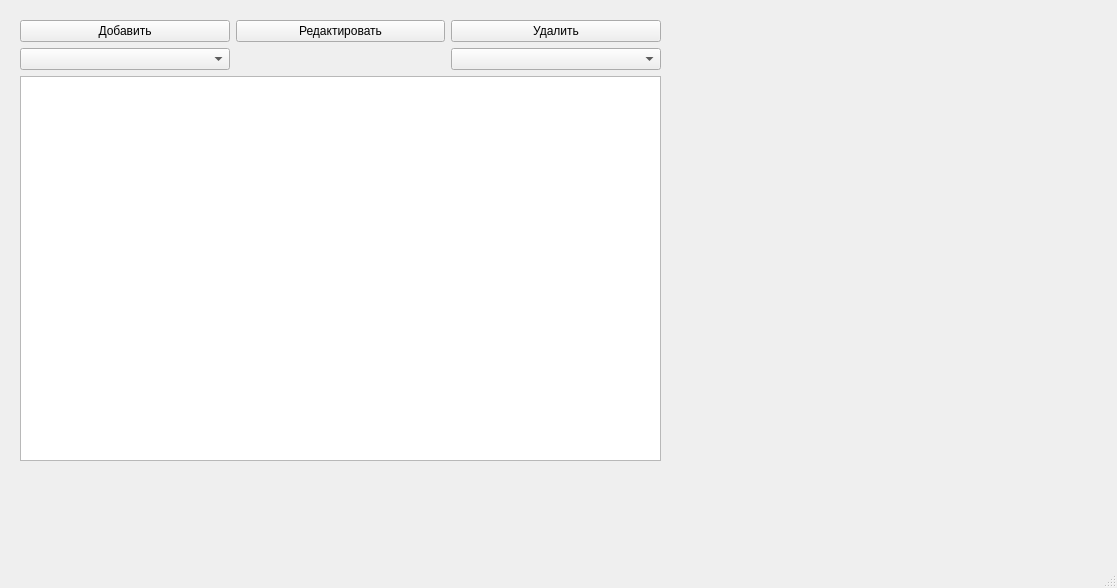
First picture: the form in mainwindow.ui, repository Eofre/application-software-for-accounting-and-analysis-of-accidents-at-the-mining-enterprise, before the edit.
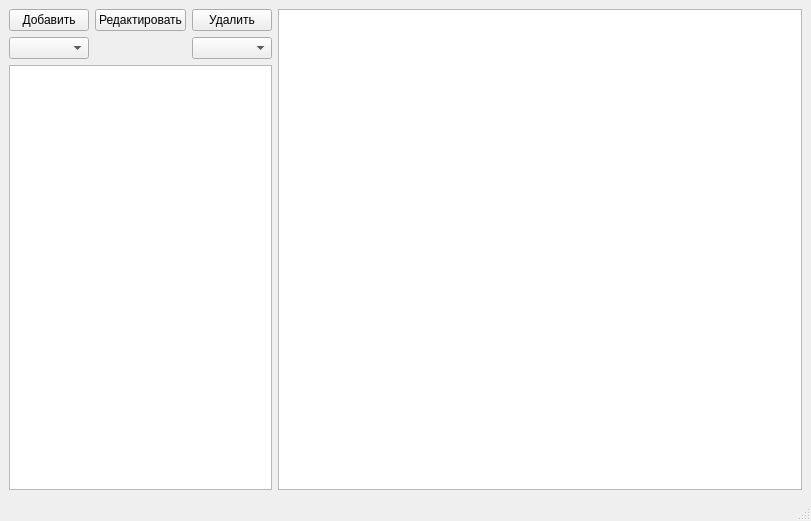
Second picture: the form after the edit. Custom widgets are drawn as their Qt base class.

What changed in the file:
```diff
--- a/mainwindow.ui
+++ b/mainwindow.ui
@@ -6,24 +6,27 @@
    <rect>
     <x>0</x>
     <y>0</y>
-    <width>1117</width>
-    <height>588</height>
+    <width>811</width>
+    <height>521</height>
    </rect>
   </property>
   <property name="windowTitle">
    <string>MainWindow</string>
   </property>
   <widget class="QWidget" name="centralwidget">
-   <widget class="QWidget" name="gridLayoutWidget">
-    <property name="geometry">
-     <rect>
-      <x>20</x>
-      <y>20</y>
-      <width>641</width>
-      <height>441</height>
-     </rect>
-    </property>
+   <layout class="QGridLayout" name="gridLayout_2">
+    <item row="0" column="0">
     <layout class="QGridLayout" name="gridLayout">
+      <item row="1" column="2">
+       <widget class="QComboBox" name="cmbType"/>
+      </item>
+      <item row="0" column="0">
+       <widget class="QPushButton" name="btnAdd">
+        <property name="text">
+         <string>Добавить</string>
+        </property>
+       </widget>
+      </item>
      <item row="0" column="2">
       <widget class="QPushButton" name="pushButton_3">
        <property name="text">
@@ -31,31 +34,25 @@
        </property>
       </widget>
      </item>
-     <item row="2" column="0" colspan="3">
-      <widget class="QTableWidget" name="tableWidget"/>
-     </item>
-     <item row="0" column="1">
-      <widget class="QPushButton" name="pushButton_2">
-       <property name="text">
-        <string>Редактировать</string>
-       </property>
-      </widget>
-     </item>
-     <item row="0" column="0">
-      <widget class="QPushButton" name="pushButton">
-       <property name="text">
-        <string>Добавить</string>
-       </property>
-      </widget>
-     </item>
      <item row="1" column="0">
       <widget class="QComboBox" name="cmbDeposit"/>
      </item>
-     <item row="1" column="2">
-      <widget class="QComboBox" name="cmbType"/>
-     </item>
-    </layout>
-   </widget>
+      <item row="0" column="1">
+       <widget class="QPushButton" name="btnEdit">
+        <property name="text">
+         <string>Редактировать</string>
+        </property>
+       </widget>
+      </item>
+      <item row="2" column="0" colspan="3">
+       <widget class="QTableView" name="tblItems"/>
+      </item>
+     </layout>
+    </item>
+    <item row="0" column="1">
+     <widget class="QtCharts" name="graphicsView"/>
+    </item>
+   </layout>
   </widget>
   <widget class="QMenuBar" name="menubar">
    <property name="geometry">
@@ -69,6 +66,13 @@
   </widget>
   <widget class="QStatusBar" name="statusbar"/>
  </widget>
+ <customwidgets>
+  <customwidget>
+   <class>QtCharts</class>
+   <extends>QGraphicsView</extends>
+   <header>PySide2.QtCharts</header>
+  </customwidget>
+ </customwidgets>
  <resources/>
  <connections/>
 </ui>
```
Left out of the diff: 4 changed lines with no effect on the pictures. Lines whose indentation alone changed are shown as unchanged.
